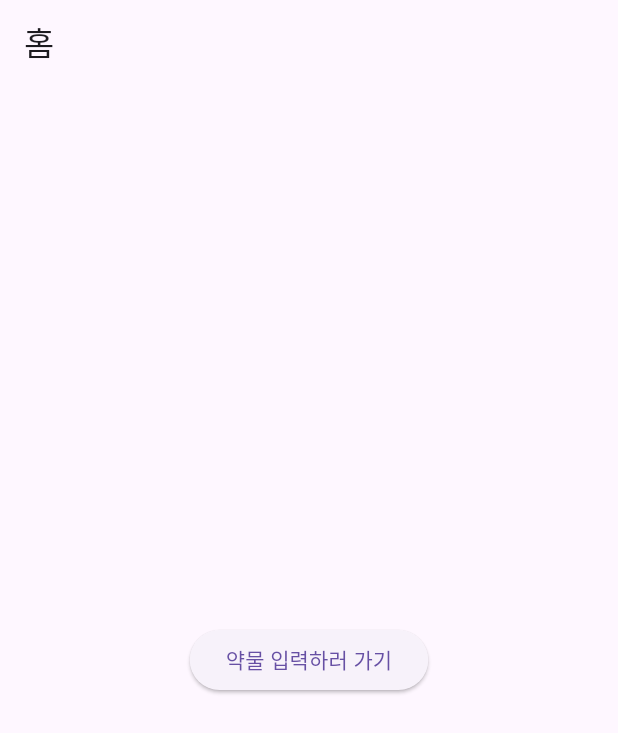
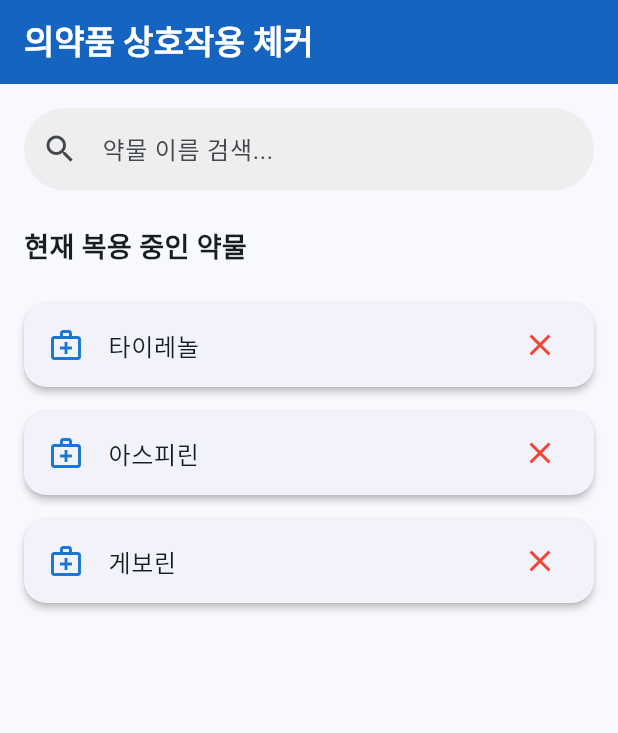
Before and after one commit to JunSeolA/flutter-med-app, a Flutter app: the screen it shows after launch, on a phone screen of 412 x 824 dp. Shown: the top 733 px of the screen. Run offline on Flutter 3.47's test engine with Material 3 defaults, Android fonts, the phone set to English and light mode, and no system bars.

Commit message:
feat: 홈페이지와 main.dart 코드 통합

```diff
--- /dev/null
+++ b/lib/homepage.dart
@@ -0,0 +1,115 @@
+// lib/homepage.dart 파일 내용
+import 'package:flutter/material.dart';
+import 'package:http/http.dart' as http;
+import 'dart:convert';
+
+class HomePage extends StatefulWidget {
+  const HomePage({super.key});
+
+  @override
+  _HomePageState createState() => _HomePageState();
+}
+
+class _HomePageState extends State<HomePage> {
+  final TextEditingController _searchController = TextEditingController();
+  List<String> _myDrugs = ['타이레놀', '아스피린', '게보린']; // 테스트용 데이터
+
+  @override
+  Widget build(BuildContext context) {
+    return Scaffold(
+      appBar: AppBar(
+        title: const Text(
+          "의약품 상호작용 체커",
+          style: TextStyle(
+            fontWeight: FontWeight.bold,
+            color: Colors.white,
+          ),
+        ),
+        backgroundColor: Colors.blue[800],
+      ),
+      body: Padding(
+        padding: const EdgeInsets.all(16.0),
+        child: Column(
+          crossAxisAlignment: CrossAxisAlignment.stretch,
+          children: <Widget>[
+            _buildSearchBar(),
+            const SizedBox(height: 24),
+            const Text(
+              "현재 복용 중인 약물",
+              style: TextStyle(fontSize: 18, fontWeight: FontWeight.bold),
+            ),
+            const SizedBox(height: 16),
+            Expanded(
+              child: _myDrugs.isEmpty
+                  ? const Center(child: Text("아직 복용 중인 약물이 없습니다."))
+                  : ListView.builder(
+                      itemCount: _myDrugs.length,
+                      itemBuilder: (context, index) {
+                        final drugName = _myDrugs[index];
+                        return _buildDrugCard(drugName);
+                      },
+                    ),
+            ),
+          ],
+        ),
+      ),
+    );
+  }
+
+  Widget _buildSearchBar() {
+    return TextField(
+      controller: _searchController,
+      decoration: InputDecoration(
+        hintText: "약물 이름 검색...",
+        prefixIcon: const Icon(Icons.search),
+        border: OutlineInputBorder(
+          borderRadius: BorderRadius.circular(30),
+          borderSide: BorderSide.none,
+        ),
+        filled: true,
+        fillColor: Colors.grey[200],
+        contentPadding: const EdgeInsets.symmetric(vertical: 15),
+      ),
+      onSubmitted: (value) async {
+        // TODO: B님 - 검색 로직 구현
+        // 이 부분에 searchDrug 함수를 사용합니다.
+        if (value.isNotEmpty) {
+          try {
+            await searchDrug(value);
+            // TODO: 검색 결과로 할 작업 추가
+          } catch (e) {
+            print(e); // 에러 메시지 출력
+          }
+        }
+      },
+    );
+  }
+
+  // 약물 카드 위젯 (별도의 파일로 분리하면 더 좋습니다.)
+  Widget _buildDrugCard(String drugName) {
+    return Card(
+      elevation: 2,
+      shape: RoundedRectangleBorder(borderRadius: BorderRadius.circular(15)),
+      margin: const EdgeInsets.symmetric(vertical: 8),
+      child: ListTile(
+        leading: Icon(Icons.medical_services_outlined, color: Colors.blue[700]),
+        title: Text(drugName),
+        trailing: const Icon(Icons.close, color: Colors.red),
+        onTap: () {
+          // TODO: 약물 상세 정보 페이지로 이동
+        },
+      ),
+    );
+  }
+
+  // API 호출 함수
+  Future<List<dynamic>> searchDrug(String query) async {
+    final response = await http.get(Uri.parse('http://127.0.0.1:5000/api/search?q=$query'));
+
+    if (response.statusCode == 200) {
+      return jsonDecode(response.body);
+    } else {
+      throw Exception('Failed to load drugs');
+    }
+  }
+}
--- a/lib/main.dart
+++ b/lib/main.dart
@@ -1,36 +1,23 @@
+// lib/main.dart
 import 'package:flutter/material.dart';
-import 'pages/input_page.dart';
-import 'pages/result_page.dart'; // 요기까지 위에 정리
+import 'package:hello_app/homepage.dart'; // <--- 이 코드가 homepage 파일을 불러옴
 
-void main() => runApp(MyApp());
+void main() {
+  runApp(const MyApp());
+}
 
 class MyApp extends StatelessWidget {
+  const MyApp({super.key});
+
   @override
   Widget build(BuildContext context) {
     return MaterialApp(
-      title: '전설아의 첫 앱',
-      home: HomePage(),
-      routes: {
-        '/input': (context) => InputPage(),
-        '/result': (context) => ResultPage(), // 여기에 포함!
-      },
+      title: '의약품 상호작용 체커',
+      theme: ThemeData(
+        colorScheme: ColorScheme.fromSeed(seedColor: Colors.blue),
+        useMaterial3: true,
+      ),
+      home: const HomePage(), // <--- 여기서 homepage를 보여줌
     );
   }
 }
-
-class HomePage extends StatelessWidget {
-  @override
-  Widget build(BuildContext context) {
-    return Scaffold(
-      appBar: AppBar(title: Text("홈")),
-      body: Center(
-        child: ElevatedButton(
-          child: Text("약물 입력하러 가기"),
-          onPressed: () {
-            Navigator.pushNamed(context, '/input');
-          },
-        ),
-      ),
-    );
-  }
-}
--- a/lib/pages/result_page.dart
+++ b/lib/pages/result_page.dart
@@ -0,0 +1,15 @@
+import 'package:flutter/material.dart';
+
+class ResultPage extends StatelessWidget {
+  @override
+  Widget build(BuildContext context) {
+    return Scaffold(
+      appBar: AppBar(
+        title: Text("결과 페이지"),
+      ),
+      body: Center(
+        child: Text("결과가 여기에 표시됩니다."),
+      ),
+    );
+  }
+}
```
Also changed, not shown: pubspec.yaml (+4 -71 lines), pubspec.lock.
